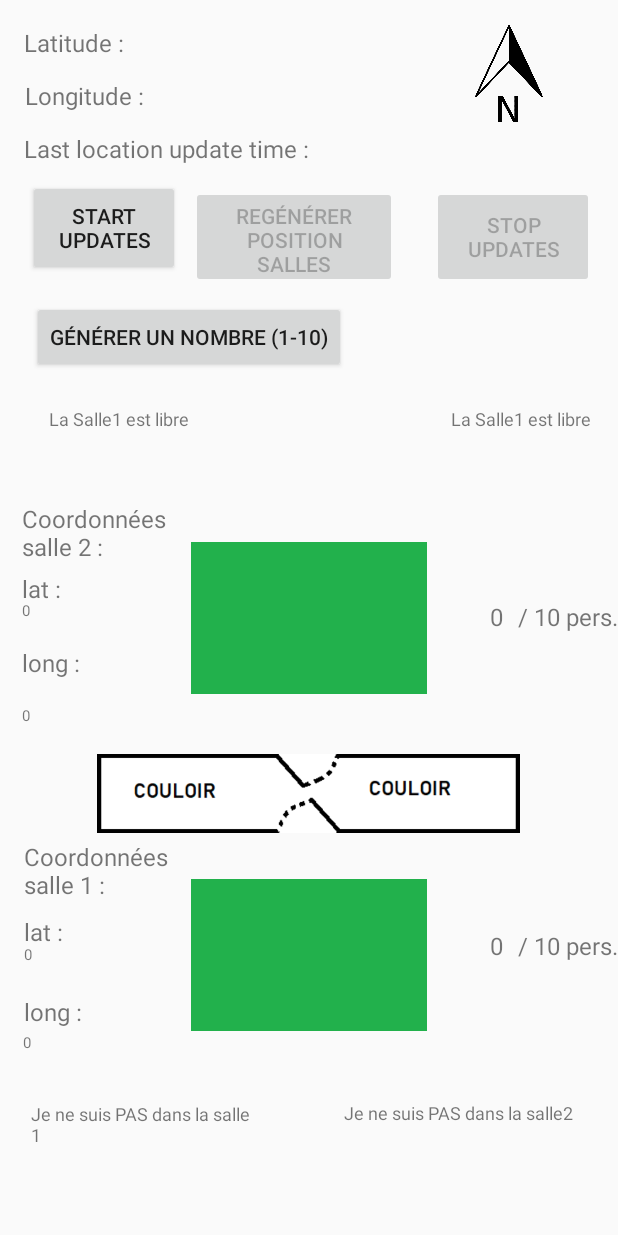
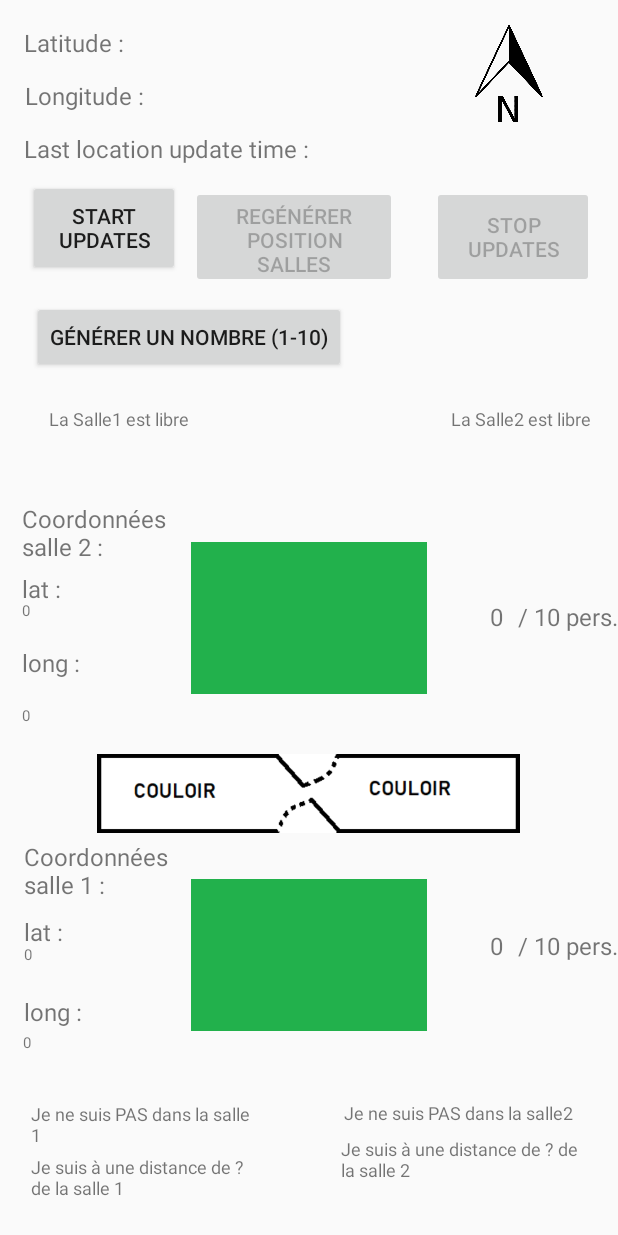
Before and after one commit to zanniadevweb/Android_Studio-GPS, an Android app: the screen it shows after launch (MainActivity), on a phone screen of 412 x 824 dp. Run offline under Robolectric (Android 15) with nearby library versions, the phone set to English and light mode, and no system bars.

Commit message:
Correction Problèmes localisation

```diff
--- a/app/src/main/res/layout/main_activity.xml
+++ b/app/src/main/res/layout/main_activity.xml
@@ -442,6 +442,19 @@
         app:layout_constraintVertical_bias="1.0" />
 
     <TextView
+        android:id="@+id/malocalisationsalle1"
+        android:layout_width="152dp"
+        android:layout_height="36dp"
+        android:text="Je suis à une distance de ? de la salle 1"
+        android:textSize="12sp"
+        app:layout_constraintBottom_toBottomOf="@+id/location_inadequate_warning"
+        app:layout_constraintEnd_toEndOf="parent"
+        app:layout_constraintHorizontal_bias="0.079"
+        app:layout_constraintStart_toStartOf="parent"
+        app:layout_constraintTop_toTopOf="parent"
+        app:layout_constraintVertical_bias="1.0" />
+
+    <TextView
         android:id="@+id/mapositionsalle2"
         android:layout_width="159dp"
         android:layout_height="72dp"
@@ -454,4 +467,17 @@
         app:layout_constraintTop_toTopOf="parent"
         app:layout_constraintVertical_bias="1.0" />
 
+    <TextView
+        android:id="@+id/malocalisationsalle2"
+        android:layout_width="161dp"
+        android:layout_height="48dp"
+        android:text="Je suis à une distance de ? de la salle 2"
+        android:textSize="12sp"
+        app:layout_constraintBottom_toBottomOf="@+id/location_inadequate_warning"
+        app:layout_constraintEnd_toEndOf="parent"
+        app:layout_constraintHorizontal_bias="0.908"
+        app:layout_constraintStart_toStartOf="parent"
+        app:layout_constraintTop_toTopOf="parent"
+        app:layout_constraintVertical_bias="1.0" />
+
 </androidx.constraintlayout.widget.ConstraintLayout>
```
Also changed, not shown: app/src/main/java/com/google/android/gms/location/sample/locationupdates/MainActivity.java (+37 -35 lines).
